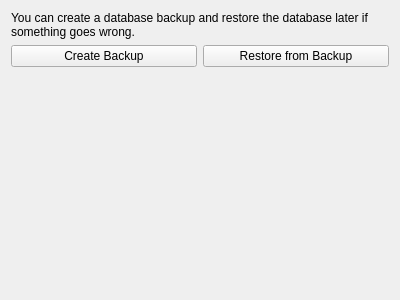
The window that client/src/ui/widgets/settings/database_management_widget.ui (networkoptix/nx_open) describes before a commit, drawn with Qt 5.
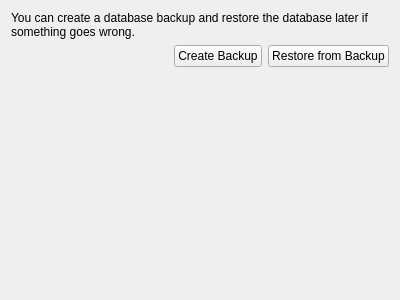
The same window after the commit.

```diff
--- a/client/src/ui/widgets/settings/database_management_widget.ui
+++ b/client/src/ui/widgets/settings/database_management_widget.ui
@@ -26,6 +26,19 @@
    </item>
    <item>
     <layout class="QHBoxLayout" name="horizontalLayout">
+     <item>
+      <spacer name="horizontalSpacer">
+       <property name="orientation">
+        <enum>Qt::Horizontal</enum>
+       </property>
+       <property name="sizeHint" stdset="0">
+        <size>
+         <width>40</width>
+         <height>20</height>
+        </size>
+       </property>
+      </spacer>
+     </item>
      <item>
       <widget class="QPushButton" name="backupButton">
        <property name="text">
```
